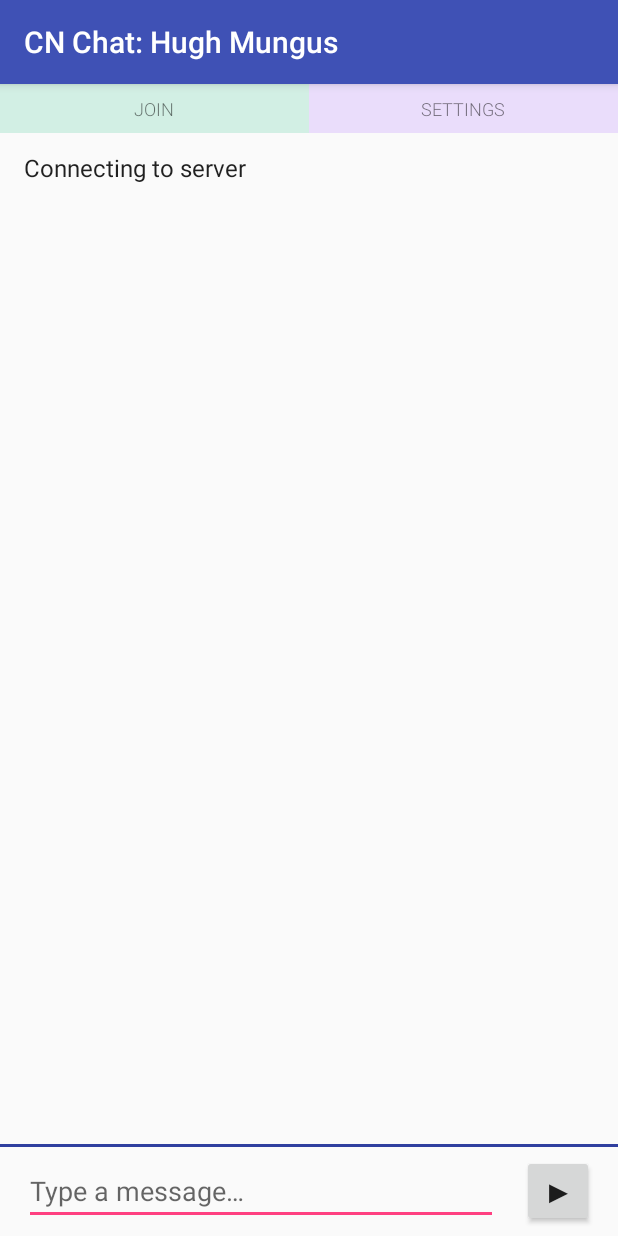
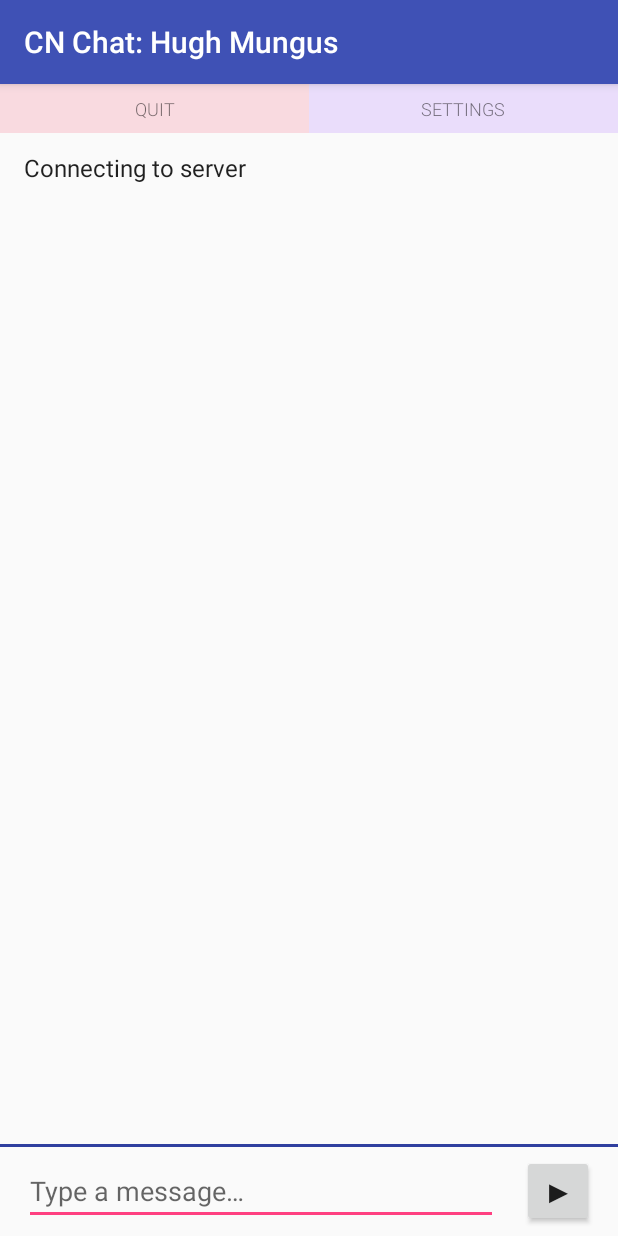
Before and after one commit to dylanburati/CNChat, an Android app: the screen it shows after launch (MainActivity), after a tap on "JOIN", on a phone screen of 412 x 824 dp. Run offline under Robolectric (Android 15) with nearby library versions, the phone set to English and light mode, and no system bars; 2 statements that could not run were skipped.

Commit message:
Non-blocking join

```diff
--- a/android-app/src/main/java/com/disciple/basedworld/cnchat/MainActivity.java
+++ b/android-app/src/main/java/com/disciple/basedworld/cnchat/MainActivity.java
@@ -345,8 +345,8 @@ public class MainActivity extends AppCompatActivity {
 
     public void chatAction(View v) {
         if(chatState == null) {
-            chatSession(v);
-        } else {
+            chatSessionStart(v);
+        } else if(cipherE != null) {
             String input = String.valueOf(textPane.getText());
             textPane.setText("");
             input = input.replaceAll("[\\x00-\\x07\\x0e-\\x1f\\x7f-\\x9f]", "");
@@ -372,21 +372,34 @@ public class MainActivity extends AppCompatActivity {
         }
     }
 
-    public void chatSession(View v) {
+    public void chatSessionStart(View v) {
         if(chatState != null) {
+            if(cipherE != null) {
                 finish();
+            }
             return;
         }
 
         chatState = new Object();
-        int portNumber = 8080;
         userName = userNames.remove(random.nextInt(userNames.size()));
         setTitle("CN Chat: " + userName);
-        try {
-            host = new URL("http", hostName, portNumber, "");
-            stdOut.setText(res.getString(R.string.message1, host.getHost()));
+        power.setBackgroundColor(Color.parseColor("#23EC153F"));
+        power.setText(res.getString(R.string.power1));
+        stdOut.setText(res.getString(R.string.message1, hostName));
         stdOut.append("\n");
 
+        new Thread(new Runnable() {
+            @Override
+            public void run() {
+                chatSession();
+            }
+        }).start();
+    }
+
+    private void chatSession() {
+        try {
+            int portNumber = 8080;
+            host = new URL("http", hostName, portNumber, "");
             AsyncTask<Void, Void, String> initHandshake = new AsyncTask<Void, Void, String>() {
                 @Override
                 protected String doInBackground(Void... params) {
@@ -434,21 +447,16 @@ public class MainActivity extends AppCompatActivity {
                     ChatCrypt chatCrypt = new ChatCrypt(host);
                     cipherD = chatCrypt.cipherD;
                     cipherE = chatCrypt.cipherE;
+                    enqueue((char) 6 + userName);
+                    if(markdown) {
+                        enqueue("" + (char) 17);
+                    }
                 }
             } catch(Exception e) {
                 chatState = null;
                 throw new RuntimeException("ChatCrypt: " + e.getMessage());
             }
-            enqueue((char) 6 + userName);
-            if(markdown) {
-                enqueue("" + (char) 17);
-            }
-            power.setBackgroundColor(Color.parseColor("#23EC153F"));
-            power.setText(res.getString(R.string.power1));
 
-            Thread pollster = new Thread(new Runnable() {
-                @Override
-                public void run() {
             boolean up = true;
             while(up && chatState != null) {
                 up = false;
@@ -460,9 +468,6 @@ public class MainActivity extends AppCompatActivity {
                 } catch(InterruptedException ignored) {
                 }
             }
-                }
-            });
-            pollster.start();
         } catch(IOException e) {
             Log.d("CNChat", "chatSession", e);
         }
--- a/android-app/src/main/res/layout/activity_main.xml
+++ b/android-app/src/main/res/layout/activity_main.xml
@@ -35,7 +35,7 @@
                     android:gravity="center"
                     android:background="#3230BF8A"
                     android:id="@+id/power"
-                    android:onClick="chatSession"
+                    android:onClick="chatSessionStart"
                     android:textSize="12sp"
                     android:text="@string/power0"
                     android:fontFamily="sans-serif-light"
```
Also changed, not shown: 2 other files. Lines whose indentation alone changed are shown as unchanged.
